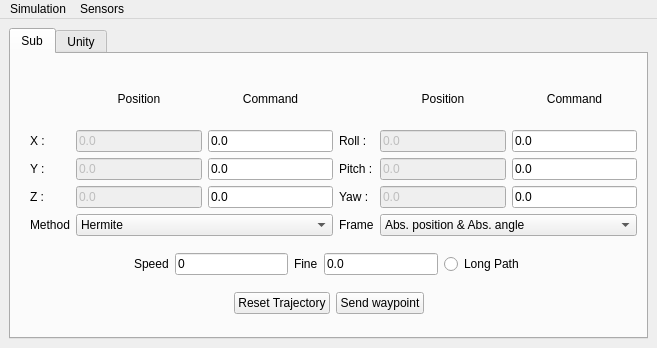
The window that rqt_waypoint/resource/Mainwindow.ui (sonia-auv/rqt_sonia_plugins) describes before a commit, drawn with Qt 5.
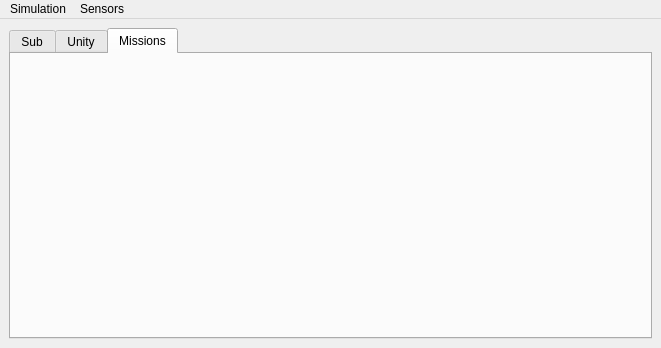
The same window after the commit.

Commit message: added rqt plugin mission timeout

Diff of the .ui file:
```diff
--- a/rqt_waypoint/resource/Mainwindow.ui
+++ b/rqt_waypoint/resource/Mainwindow.ui
@@ -6,7 +6,7 @@
    <rect>
     <x>0</x>
     <y>0</y>
-    <width>657</width>
+    <width>661</width>
     <height>348</height>
    </rect>
   </property>
@@ -38,11 +38,11 @@
    <bool>false</bool>
   </property>
   <widget class="QWidget" name="centralwidget">
-   <layout class="QHBoxLayout" name="horizontalLayout_3">
+   <layout class="QVBoxLayout" name="verticalLayout_3">
     <item>
      <widget class="QTabWidget" name="tabWidget">
       <property name="currentIndex">
-       <number>0</number>
+       <number>2</number>
       </property>
       <widget class="QWidget" name="waypointTab">
        <attribute name="title">
@@ -792,6 +792,19 @@
         </item>
        </layout>
       </widget>
+      <widget class="QWidget" name="missionTab">
+       <property name="enabled">
+        <bool>true</bool>
+       </property>
+       <attribute name="title">
+        <string>Missions</string>
+       </attribute>
+       <layout class="QGridLayout" name="gridLayout_3">
+        <item row="0" column="0">
+         <layout class="QGridLayout" name="missionGrid"/>
+        </item>
+       </layout>
+      </widget>
      </widget>
     </item>
    </layout>
@@ -801,8 +814,8 @@
     <rect>
      <x>0</x>
      <y>0</y>
-     <width>657</width>
-     <height>21</height>
+     <width>661</width>
+     <height>22</height>
     </rect>
    </property>
    <widget class="QMenu" name="menuSimulation">
```
The commit also changes 2 other files.
